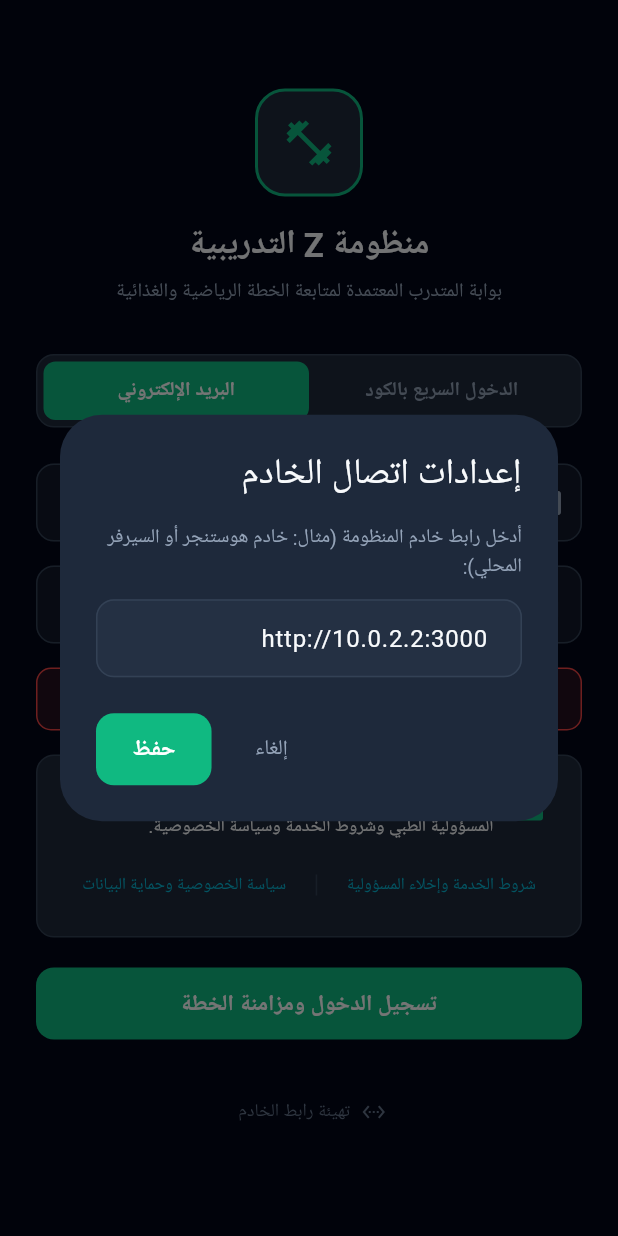
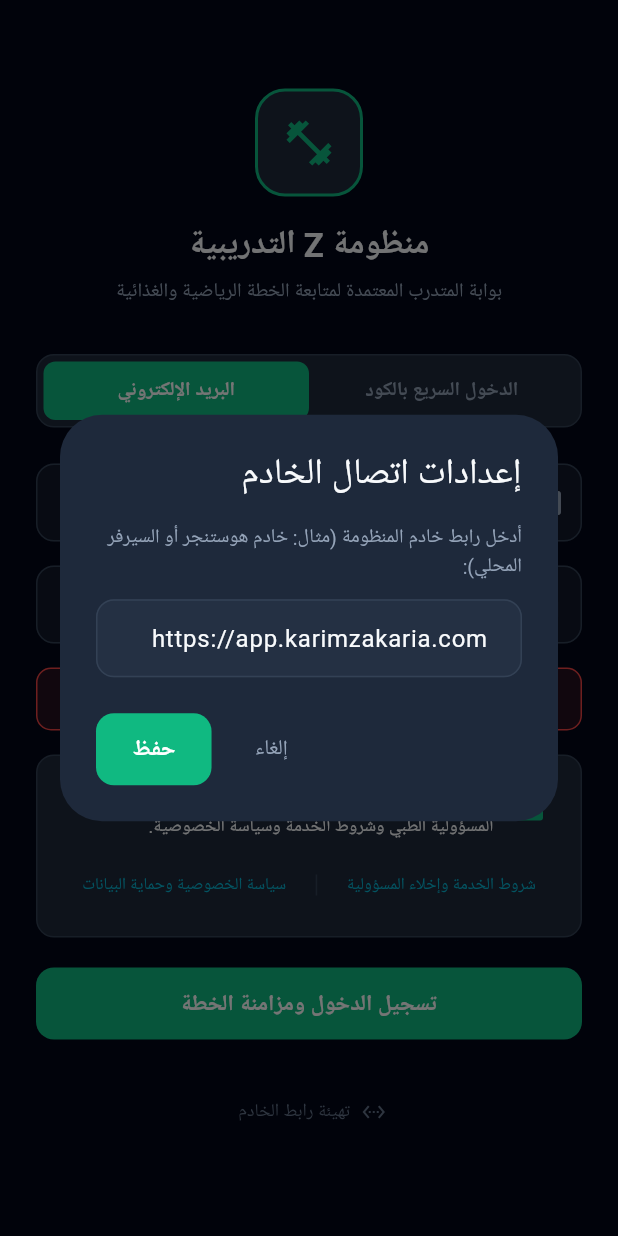
Before and after one commit to 8489mx/z-coaching-platform, a Flutter app: the screen it shows after launch, after a tap on "البريد الإلكتروني", after a tap on "تسجيل الدخول ومزامنة الخطة", after a tap on "تهيئة رابط الخادم", on a phone screen of 412 x 824 dp. Run offline on Flutter 3.47's test engine with Material 3 defaults, Android fonts, the phone set to English and light mode, and no system bars; our stand-ins replace image_picker, shared_preferences; accounts and stored records are empty; Roboto replaces fonts that are missing (Cairo); project files that could hold a hidden picture were left out.

Commit message:
feat(mobile_app): configure production subdomain https://app.karimzakaria.com (behavior change)

```diff
--- a/mobile_app/lib/core/constants/api_constants.dart
+++ b/mobile_app/lib/core/constants/api_constants.dart
@@ -1,8 +1,8 @@
 /// ثوابت الاتصال بخادم المنظومة المركزي (API Constants)
 class ApiConstants {
-  // عنوان الخادم الأساسي (يمكن تغييره وفق بيئة التشغيل أو خادم هوستنجر)
-  static const String defaultBaseUrl = 'http://10.0.2.2:3000'; // للمحاكي الأندرويدي أو الشبكة المحلية
-  static const String webBaseUrl = 'http://localhost:3000';
+  // عنوان الخادم الأساسي (النطاق السحابي الإنتاجي)
+  static const String defaultBaseUrl = 'https://app.karimzakaria.com';
+  static const String webBaseUrl = 'https://app.karimzakaria.com';
 
   // مفتاح التخزين لعنوان الخادم المخصص
   static const String customBaseUrlKey = 'custom_base_url';
```
Also changed, not shown: 2 other files.
